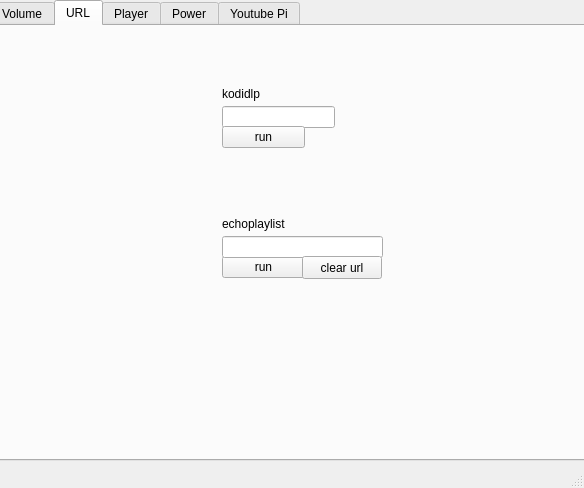
Qt form kodigui.ui (definitly486/KodiGui) before a commit.
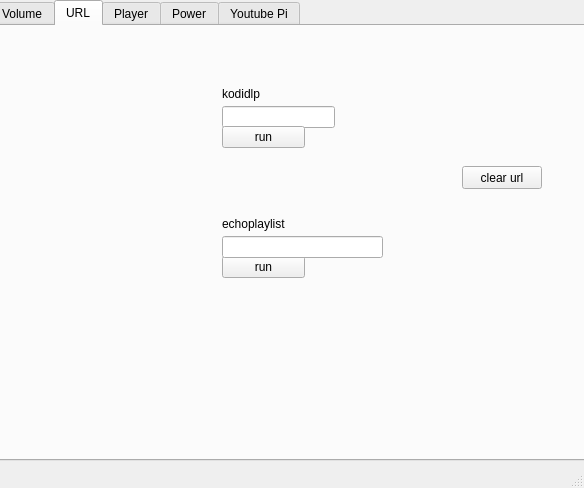
The same form after that commit. Icons and pictures are not drawn.

Commit message: изменено:      kodigui.pro.user 	изменено:      kodigui.ui 	изменено:      mainwindow.cpp

What changed in the file:
```diff
--- a/kodigui.ui
+++ b/kodigui.ui
@@ -144,8 +144,8 @@
      <widget class="QPushButton" name="pushButton_clearurl">
       <property name="geometry">
        <rect>
-        <x>310</x>
-        <y>230</y>
+        <x>470</x>
+        <y>140</y>
         <width>80</width>
         <height>23</height>
        </rect>
```
Left out of the diff: 4 changed lines with no effect on the pictures. The commit also changes 2 other files.
